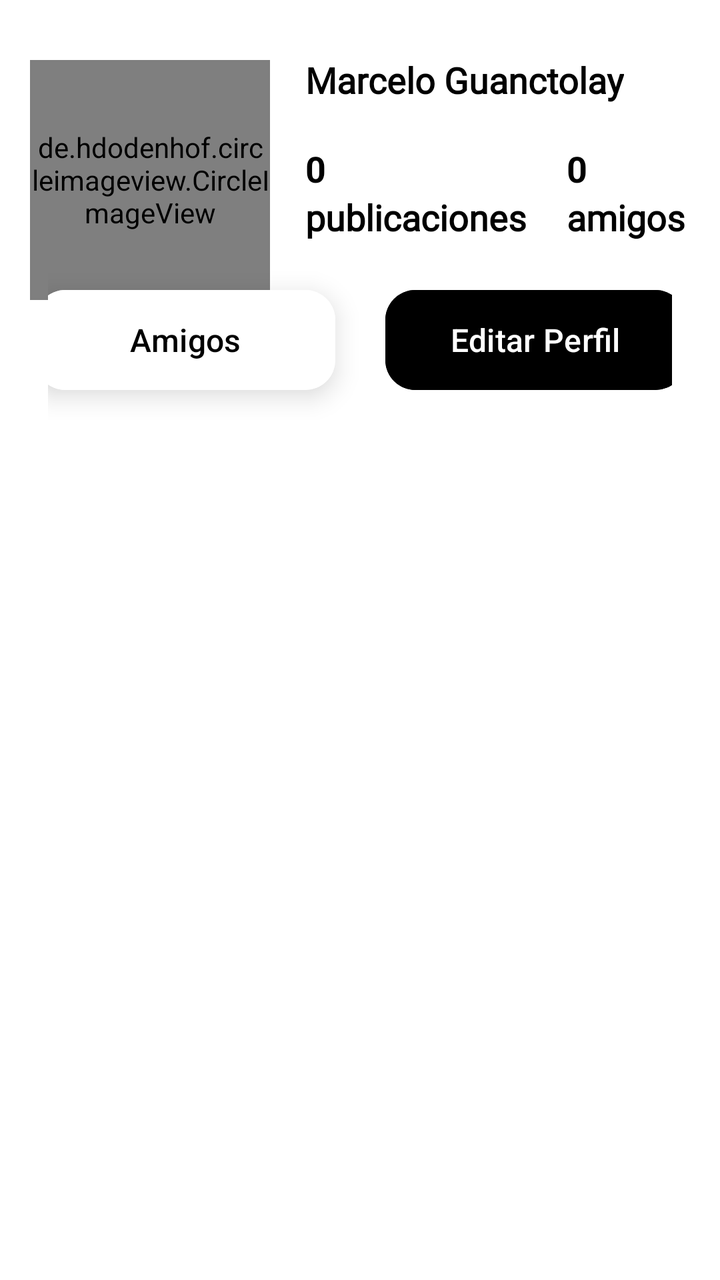
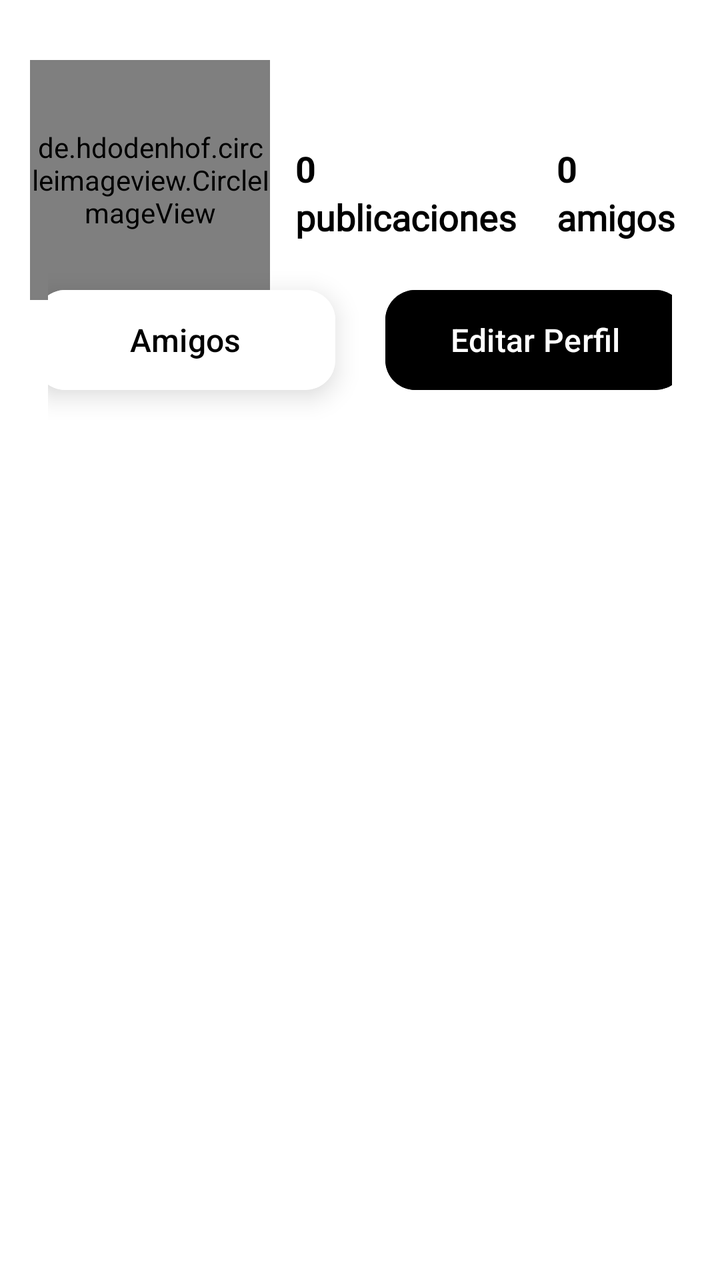

Compare the two renders of this Android layout. The source of the first and the diff that turns it into the second are given below.
<!-- AndroidManifest.xml: application theme Theme.DualShare -->
<!-- res/layout/fragment_profile.xml -->
<?xml version="1.0" encoding="utf-8"?>
<androidx.constraintlayout.widget.ConstraintLayout xmlns:android="http://schemas.android.com/apk/res/android"
    xmlns:app="http://schemas.android.com/apk/res-auto"
    xmlns:tools="http://schemas.android.com/tools"
    android:layout_width="match_parent"
    android:layout_height="match_parent"
    android:background="@color/white"
    android:fitsSystemWindows="true"
    tools:context=".HomeActivity">

    
    <de.hdodenhof.circleimageview.CircleImageView
        android:id="@+id/imgProfile"
        android:layout_width="120dp"
        android:layout_height="120dp"
        android:layout_marginTop="30dp"
        android:layout_marginEnd="210dp"
        android:scaleType="centerCrop"
        android:src="@drawable/dog"
        app:civ_border_color="@color/black"
        app:civ_border_width="2dp"
        app:layout_constraintEnd_toEndOf="parent"
        app:layout_constraintStart_toStartOf="parent"
        app:layout_constraintTop_toTopOf="parent" />


    
    <LinearLayout
        android:id="@+id/layoutName"
        android:layout_width="wrap_content"
        android:layout_height="wrap_content"
        android:layout_marginBottom="16dp"
        android:gravity="center_vertical"
        android:orientation="vertical"
        app:layout_constraintBottom_toBottomOf="@+id/imgProfile"
        app:layout_constraintEnd_toEndOf="parent"
        app:layout_constraintStart_toEndOf="@+id/imgProfile"
        app:layout_constraintTop_toTopOf="@+id/imgProfile">

        <TextView
            android:id="@+id/tvName"
            android:layout_width="wrap_content"
            android:layout_height="wrap_content"
            android:text="Marcelo Guanctolay"
            android:fontFamily="@font/quicksand_bold"
            android:textColor="@color/black"
            android:textSize="18sp"
            android:textStyle="bold" />

        <LinearLayout
            android:layout_width="wrap_content"
            android:layout_height="wrap_content">

            <LinearLayout
                android:layout_width="wrap_content"
                android:layout_height="wrap_content"
                android:layout_marginBottom="16dp"
                android:gravity="center_vertical"
                android:orientation="vertical"
                app:layout_constraintBottom_toBottomOf="@+id/imgProfile"
                app:layout_constraintEnd_toEndOf="parent"
                app:layout_constraintStart_toEndOf="@+id/imgProfile"
                app:layout_constraintTop_toTopOf="@+id/imgProfile">

                <Space
                    android:layout_width="match_parent"
                    android:layout_height="20dp" />

                <TextView
                    android:layout_width="wrap_content"
                    android:layout_height="wrap_content"
                    android:text="0"
                    android:textColor="@color/black"
                    android:textSize="18sp"
                    android:textStyle="bold" />

                <TextView
                    android:layout_width="wrap_content"
                    android:layout_height="wrap_content"
                    android:fontFamily="@font/quicksand_variable_font_wght"
                    android:text="publicaciones"
                    android:textColor="@color/black"
                    android:textSize="18sp"
                    android:textStyle="bold" />
            </LinearLayout>

            <Space
                android:layout_width="20dp"
                android:layout_height="wrap_content" />

            <LinearLayout
                android:layout_width="wrap_content"
                android:layout_height="wrap_content"
                android:layout_marginBottom="16dp"
                android:gravity="center_vertical"
                android:orientation="vertical"
                app:layout_constraintBottom_toBottomOf="@+id/imgProfile"
                app:layout_constraintEnd_toEndOf="parent"
                app:layout_constraintStart_toEndOf="@+id/imgProfile"
                app:layout_constraintTop_toTopOf="@+id/imgProfile">
                <Space
                    android:layout_width="match_parent"
                    android:layout_height="20dp" />
                <TextView
                    android:layout_width="wrap_content"
                    android:layout_height="wrap_content"
                    android:text="0"
                    android:textColor="@color/black"
                    android:textSize="18sp"
                    android:textStyle="bold" />

                <TextView
                    android:layout_width="wrap_content"
                    android:layout_height="wrap_content"
                    android:fontFamily="@font/quicksand_variable_font_wght"
                    android:text="amigos"

                    android:textColor="@color/black"
                    android:textSize="18sp"
                    android:textStyle="bold" />
            </LinearLayout>

        </LinearLayout>

    </LinearLayout>

    
    <LinearLayout
        android:id="@+id/buttonContainer"
        android:layout_width="0dp"
        android:layout_height="80dp"
        android:layout_marginHorizontal="24dp"
        android:layout_marginBottom="300dp"
        android:gravity="center"
        android:orientation="horizontal"
        app:layout_constraintBottom_toBottomOf="parent"
        app:layout_constraintEnd_toEndOf="parent"
        app:layout_constraintStart_toStartOf="parent"
        app:layout_constraintTop_toTopOf="parent">

        <com.google.android.material.button.MaterialButton
            android:layout_width="150dp"
            android:layout_height="50dp"
            android:backgroundTint="@color/white"
            android:elevation="8dp"
            android:gravity="center"
            android:insetLeft="0dp"
            android:insetTop="0dp"
            android:insetRight="0dp"
            android:insetBottom="0dp"
            android:paddingStart="16dp"
            android:paddingEnd="16dp"
            android:stateListAnimator="@null"
            android:text="Amigos"
            android:textColor="@color/black"
            android:textSize="16sp"
            app:cornerRadius="15dp"
            app:iconGravity="textStart"
            app:iconPadding="8dp"
            app:iconSize="24dp"
            app:iconTint="@color/black"
            app:rippleColor="@color/light_gray" />


        <Space
            android:layout_width="25dp"
            android:layout_height="wrap_content" />

        <com.google.android.material.button.MaterialButton
            android:layout_width="150dp"
            android:layout_height="50dp"
            android:backgroundTint="@color/black"
            android:gravity="center"
            android:insetLeft="0dp"
            android:insetTop="0dp"
            android:insetRight="0dp"
            android:insetBottom="0dp"
            android:paddingStart="20dp"
            android:paddingEnd="20dp"
            android:stateListAnimator="@null"
            android:text="Editar Perfil"
            android:textColor="@color/white"
            android:textSize="16sp"
            app:cornerRadius="15dp"
            app:iconGravity="textStart"
            app:iconPadding="8dp"
            app:iconSize="24dp"
            app:iconTint="@color/white"
            app:rippleColor="@color/light_gray"
            tools:ignore="HardcodedText" />
    </LinearLayout>


</androidx.constraintlayout.widget.ConstraintLayout>
<!-- resources referenced by this layout -->
<resources>
  <color name="black">
          #FF000000
      </color>
  <color name="light_gray">
          #F2F2F2
      </color>
  <color name="white">
          #FFFFFFFF
      </color>
  <!-- drawable dog: jpg bitmap (drawable, 80164 bytes) -->
  <style name="Theme.DualShare" parent="Theme.Material3.Light.NoActionBar">
  
          <item name="android:windowIsTranslucent">true</item>
          
          
          <item name="colorPrimary">@color/bright_sky_blue</item>
          <item name="colorOnPrimary">@color/white</item>
          <item name="colorPrimaryContainer">@color/bright_sky_blue</item>
  
          
          <item name="colorSecondary">@color/teal_200</item>
          <item name="colorOnSecondary">@color/black</item>
  
          
          <item name="colorSurface">@color/white</item>
          <item name="colorSurfaceVariant">@color/ultra_ligth_gray</item>
          <item name="colorOnSurface">@color/black</item>
          <item name="colorSurfaceContainer">@color/white</item>
          <item name="colorSurfaceContainerHigh">@color/white</item>
  
          
          <item name="android:statusBarColor">@color/white</item>
          <item name="android:windowLightStatusBar">true</item>
  
          <item name="android:navigationBarColor">@color/white</item>
          <item name="android:windowLightNavigationBar">true</item>
  
          
          <item name="android:windowBackground">@color/white</item>
  
          
          <item name="colorOutline">@color/light_gray</item>
          <item name="android:shadowColor">@color/light_gray</item>
  
      </style>
  <color name="bright_sky_blue">
          #17BEEC
      </color>
  <color name="teal_200">
          #FF03DAC5
      </color>
  <color name="ultra_ligth_gray">
          #FAFAFA
      </color>
</resources>

<!-- the commit's change to res/layout/fragment_profile.xml (unified diff, before → after) -->
@@ -16,7 +16,6 @@
         android:layout_marginTop="30dp"
         android:layout_marginEnd="210dp"
         android:scaleType="centerCrop"
-        android:src="@drawable/dog"
         app:civ_border_color="@color/black"
         app:civ_border_width="2dp"
         app:layout_constraintEnd_toEndOf="parent"
@@ -39,9 +38,9 @@
 
         <TextView
             android:id="@+id/tvName"
-            android:layout_width="wrap_content"
+            android:layout_width="200dp"
             android:layout_height="wrap_content"
-            android:text="Marcelo Guanctolay"
+            android:text=""
             android:fontFamily="@font/quicksand_bold"
             android:textColor="@color/black"
             android:textSize="18sp"
@@ -139,6 +138,7 @@
         app:layout_constraintTop_toTopOf="parent">
 
         <com.google.android.material.button.MaterialButton
+            android:id="@+id/btnFriends"
             android:layout_width="150dp"
             android:layout_height="50dp"
             android:backgroundTint="@color/white"
@@ -167,6 +167,7 @@
             android:layout_height="wrap_content" />
 
         <com.google.android.material.button.MaterialButton
+            android:id="@+id/btnEditProfile"
             android:layout_width="150dp"
             android:layout_height="50dp"
             android:backgroundTint="@color/black"
<!-- resource entries referenced after the edit -->
@@ -9,15 +9,14 @@
   <color name="white">
           #FFFFFFFF
       </color>
-  <!-- drawable dog: jpg bitmap (drawable, 80164 bytes) -->
   <style name="Theme.DualShare" parent="Theme.Material3.Light.NoActionBar">
   
           <item name="android:windowIsTranslucent">true</item>
+  
           
-          
-          <item name="colorPrimary">@color/bright_sky_blue</item>
+          <item name="colorPrimary">@color/black</item>
           <item name="colorOnPrimary">@color/white</item>
-          <item name="colorPrimaryContainer">@color/bright_sky_blue</item>
+          <item name="colorPrimaryContainer">@color/white</item>
   
           
           <item name="colorSecondary">@color/teal_200</item>
@@ -35,7 +34,6 @@
           <item name="android:windowLightStatusBar">true</item>
   
           <item name="android:navigationBarColor">@color/white</item>
-          <item name="android:windowLightNavigationBar">true</item>
   
           
           <item name="android:windowBackground">@color/white</item>
@@ -45,9 +43,6 @@
           <item name="android:shadowColor">@color/light_gray</item>
   
       </style>
-  <color name="bright_sky_blue">
-          #17BEEC
-      </color>
   <color name="teal_200">
           #FF03DAC5
       </color>
